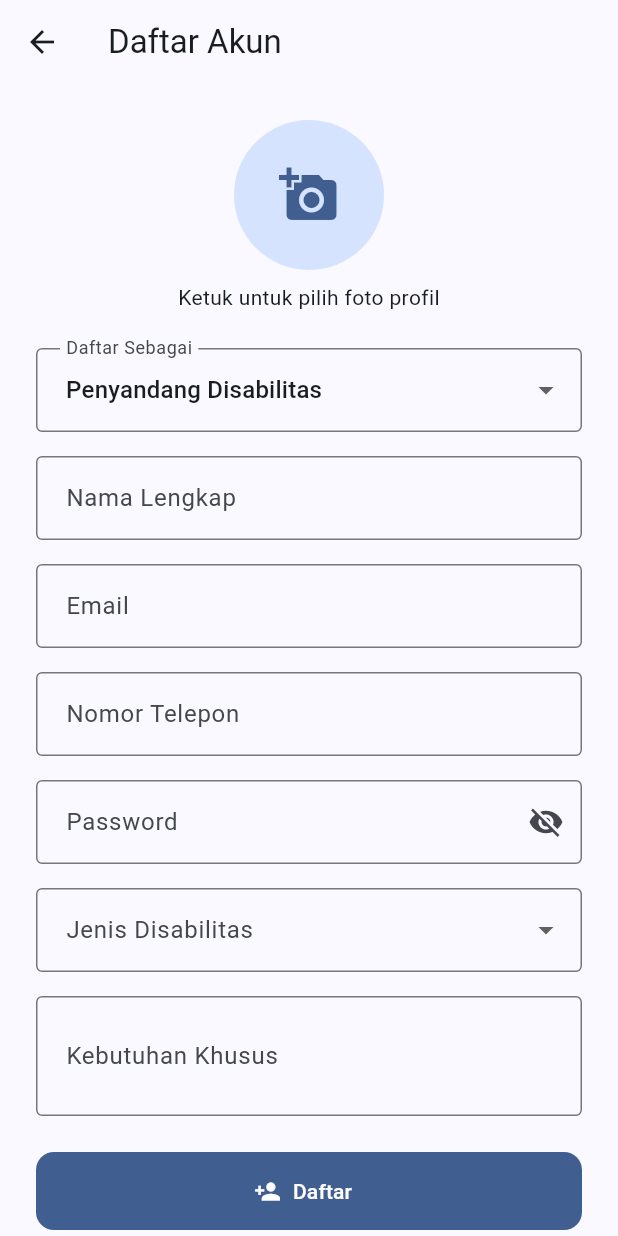
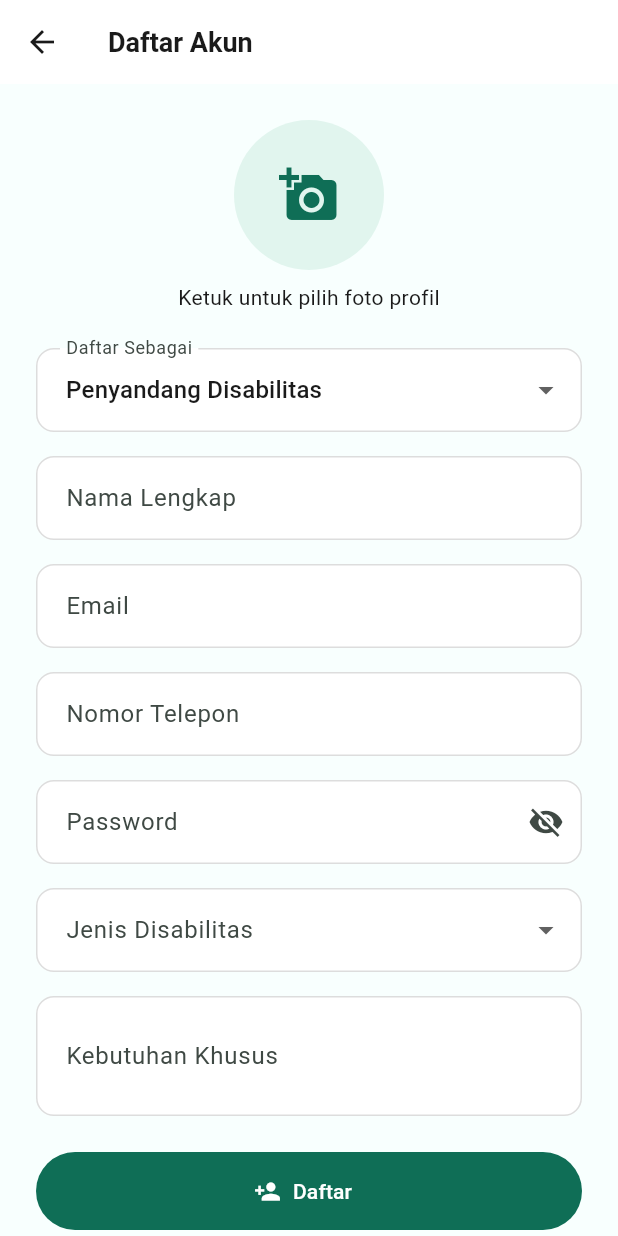
Before and after one commit to Raahmatunnisa/UAS_PBM_TemuDisabilitas_KLP11, a Flutter app: the screen it shows after launch, after a tap on "Masuk", after a tap on "Belum punya akun? Daftar sekarang", on a phone screen of 412 x 824 dp. Run offline on Flutter 3.47's test engine with Material 3 defaults, Android fonts, the phone set to English and light mode, and no system bars; our stand-ins replace flutter_local_notifications, image_picker, shared_preferences, sqflite, timezone; accounts and stored records are empty.

Commit message:
feat: Update dan debugging fitur

```diff
--- a/lib/main.dart
+++ b/lib/main.dart
@@ -40,36 +40,144 @@ class TemuDisabilitasApp extends StatelessWidget {
         debugShowCheckedModeBanner: false,
         theme: ThemeData(
           useMaterial3: true,
-          colorScheme: ColorScheme.fromSeed(
-            seedColor: const Color(0xFF1565C0),
-            brightness: Brightness.light,
+          colorScheme:
+              ColorScheme.fromSeed(
+                seedColor: const Color(0xFF0F6E56),
+                brightness: Brightness.light,
+              ).copyWith(
+                primary: const Color(0xFF0F6E56),
+                onPrimary: Colors.white,
+                primaryContainer: const Color(0xFFE1F5EE),
+                onPrimaryContainer: const Color(0xFF0F6E56),
+                secondary: const Color(0xFF185FA5),
+                onSecondary: Colors.white,
+                secondaryContainer: const Color(0xFFE6F1FB),
+                onSecondaryContainer: const Color(0xFF185FA5),
+                surface: Colors.white,
+                onSurface: const Color(0xFF1A1A1A),
+                surfaceContainerLowest: const Color(0xFFF8FFFE),
+                surfaceContainerLow: const Color(0xFFF0FAF6),
+              ),
+          scaffoldBackgroundColor: const Color(0xFFF8FFFE),
+          visualDensity: VisualDensity.adaptivePlatformDensity,
+          appBarTheme: const AppBarTheme(
+            backgroundColor: Colors.white,
+            foregroundColor: Color(0xFF1A1A1A),
+            elevation: 0,
+            scrolledUnderElevation: 1,
+            centerTitle: false,
+            titleTextStyle: TextStyle(
+              color: Color(0xFF1A1A1A),
+              fontSize: 18,
+              fontWeight: FontWeight.w600,
+            ),
           ),
-          visualDensity: VisualDensity.adaptivePlatformDensity,
-          inputDecorationTheme: const InputDecorationTheme(
-            border: OutlineInputBorder(),
-            contentPadding: EdgeInsets.symmetric(horizontal: 16, vertical: 16),
+          inputDecorationTheme: InputDecorationTheme(
+            border: OutlineInputBorder(
+              borderRadius: BorderRadius.circular(12),
+              borderSide: const BorderSide(color: Color(0xFFDDDDDD)),
+            ),
+            enabledBorder: OutlineInputBorder(
+              borderRadius: BorderRadius.circular(12),
+              borderSide: const BorderSide(color: Color(0xFFDDDDDD)),
+            ),
+            focusedBorder: OutlineInputBorder(
+              borderRadius: BorderRadius.circular(12),
+              borderSide: const BorderSide(
+                color: Color(0xFF0F6E56),
+                width: 1.5,
+              ),
+            ),
+            contentPadding: const EdgeInsets.symmetric(
+              horizontal: 16,
+              vertical: 16,
+            ),
+            filled: true,
+            fillColor: Colors.white,
           ),
           cardTheme: CardThemeData(
-            elevation: 1,
-            shape: RoundedRectangleBorder(borderRadius: BorderRadius.circular(12)),
+            elevation: 0,
+            color: Colors.white,
+            surfaceTintColor: Colors.transparent,
+            shape: RoundedRectangleBorder(
+              borderRadius: BorderRadius.circular(16),
+              side: const BorderSide(color: Color(0xFFEEEEEE)),
+            ),
           ),
           filledButtonTheme: FilledButtonThemeData(
             style: FilledButton.styleFrom(
+              backgroundColor: const Color(0xFF0F6E56),
+              foregroundColor: Colors.white,
               minimumSize: const Size(double.infinity, 52),
-              shape: RoundedRectangleBorder(borderRadius: BorderRadius.circular(12)),
+              shape: RoundedRectangleBorder(
+                borderRadius: BorderRadius.circular(30),
+              ),
+              elevation: 0,
             ),
           ),
           outlinedButtonTheme: OutlinedButtonThemeData(
             style: OutlinedButton.styleFrom(
+              foregroundColor: const Color(0xFF0F6E56),
+              side: const BorderSide(color: Color(0xFF1D9E75)),
               minimumSize: const Size(double.infinity, 52),
-              shape: RoundedRectangleBorder(borderRadius: BorderRadius.circular(12)),
+              shape: RoundedRectangleBorder(
+                borderRadius: BorderRadius.circular(30),
+              ),
             ),
+          ),
+          textButtonTheme: TextButtonThemeData(
+            style: TextButton.styleFrom(
+              foregroundColor: const Color(0xFF0F6E56),
+            ),
+          ),
+          chipTheme: ChipThemeData(
+            backgroundColor: Colors.white,
+            selectedColor: const Color(0xFFE1F5EE),
+            labelStyle: const TextStyle(fontSize: 13),
+            side: const BorderSide(color: Color(0xFFDDDDDD)),
+            shape: RoundedRectangleBorder(
+              borderRadius: BorderRadius.circular(20),
+            ),
+          ),
+          dividerTheme: const DividerThemeData(
+            color: Color(0xFFEEEEEE),
+            thickness: 0.5,
+          ),
+          navigationBarTheme: NavigationBarThemeData(
+            backgroundColor: Colors.white,
+            indicatorColor: const Color(0xFFE1F5EE),
+            iconTheme: WidgetStateProperty.resolveWith((states) {
+              if (states.contains(WidgetState.selected)) {
+                return const IconThemeData(color: Color(0xFF0F6E56));
+              }
+              return const IconThemeData(color: Color(0xFF888888));
+            }),
+            labelTextStyle: WidgetStateProperty.resolveWith((states) {
+              if (states.contains(WidgetState.selected)) {
+                return const TextStyle(
+                  color: Color(0xFF0F6E56),
+                  fontSize: 12,
+                  fontWeight: FontWeight.w500,
+                );
+              }
+              return const TextStyle(color: Color(0xFF888888), fontSize: 12);
+            }),
+          ),
+          snackBarTheme: SnackBarThemeData(
+            backgroundColor: const Color(0xFF1A1A1A),
+            contentTextStyle: const TextStyle(color: Colors.white),
+            shape: RoundedRectangleBorder(
+              borderRadius: BorderRadius.circular(12),
+            ),
+            behavior: SnackBarBehavior.floating,
           ),
         ),
         builder: (context, child) {
           return MediaQuery(
             data: MediaQuery.of(context).copyWith(
-              textScaler: MediaQuery.textScalerOf(context).clamp(minScaleFactor: 1.0, maxScaleFactor: 1.4),
+              textScaler: MediaQuery.textScalerOf(
+                context,
+              ).clamp(minScaleFactor: 1.0, maxScaleFactor: 1.4),
             ),
             child: child!,
           );
```
Also changed, not shown: lib/database/sqlite_helper.dart (+69 -32 lines), lib/providers/pendampingan_provider.dart (+42 -17 lines), lib/screens/penyandang/cari_relawan_screen.dart (+12 -4 lines), lib/screens/penyandang/penyandang_home_tab.dart (+50 -12 lines), lib/screens/relawan/relawan_home_tab.dart (+44 -15 lines).
